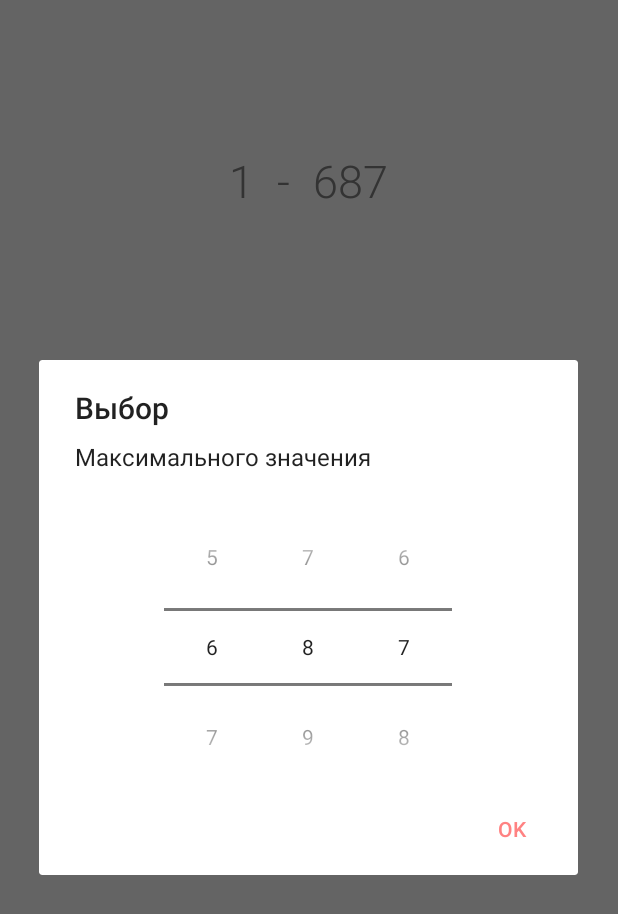
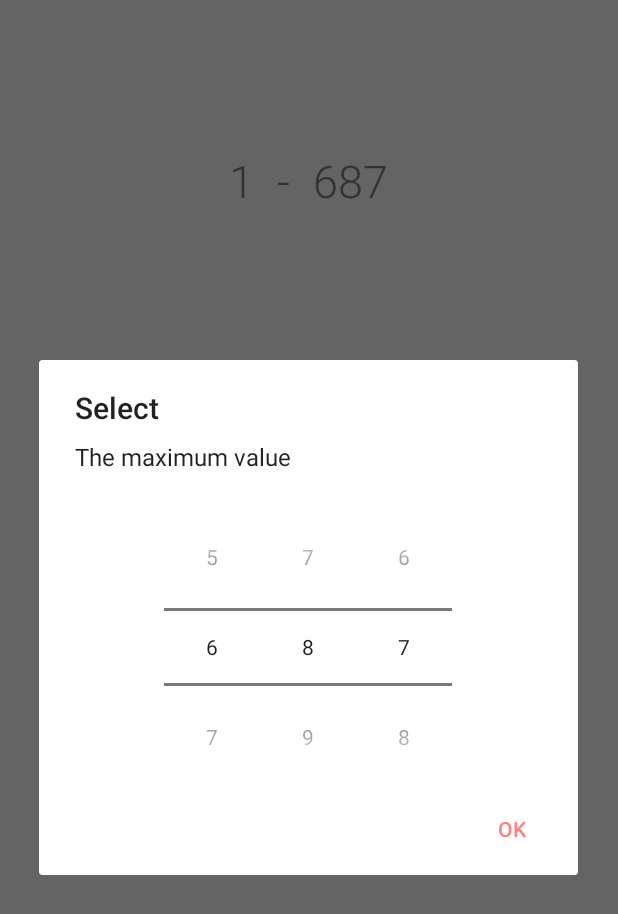
Before and after one commit to kulikovman/Randomizer, an Android app: the screen it shows after launch (MainActivity), after a tap on "687", on a phone screen of 412 x 824 dp. Shown: the top 914 px of the screen. Run offline under Robolectric (Android 15) with nearby library versions, the phone set to English and light mode, and no system bars.

Commit message:
Перевод строк

```diff
--- a/app/src/main/java/ru/kulikovman/randomizer/dialogs/MinPickerDialog.java
+++ b/app/src/main/java/ru/kulikovman/randomizer/dialogs/MinPickerDialog.java
@@ -7,7 +7,6 @@ import android.os.Bundle;
 import android.support.annotation.NonNull;
 import android.support.v4.app.DialogFragment;
 import android.support.v7.app.AlertDialog;
-import android.util.Log;
 import android.view.LayoutInflater;
 import android.view.View;
 import android.widget.NumberPicker;
--- a/app/src/main/res/values/strings.xml
+++ b/app/src/main/res/values/strings.xml
@@ -1,13 +1,13 @@
 <resources>
     <!-- Название -->
-    <string name="app_name">Случайные числа</string>
+    <string name="app_name">Random numbers</string>
 
     <!-- Диалоги -->
-    <string name="dialog_title">Выбор</string>
-    <string name="dialog_max_message">Максимального значения</string>
-    <string name="dialog_min_message">Минимального значения</string>
+    <string name="dialog_title">Select</string>
+    <string name="dialog_max_message">The maximum value</string>
+    <string name="dialog_min_message">The minimum value</string>
 
     <!-- Кнопки -->
-    <string name="button_ok">OK</string>
+    <string name="button_ok" translatable="false">OK</string>
 
 </resources>
```
Also changed, not shown: 2 other files.
